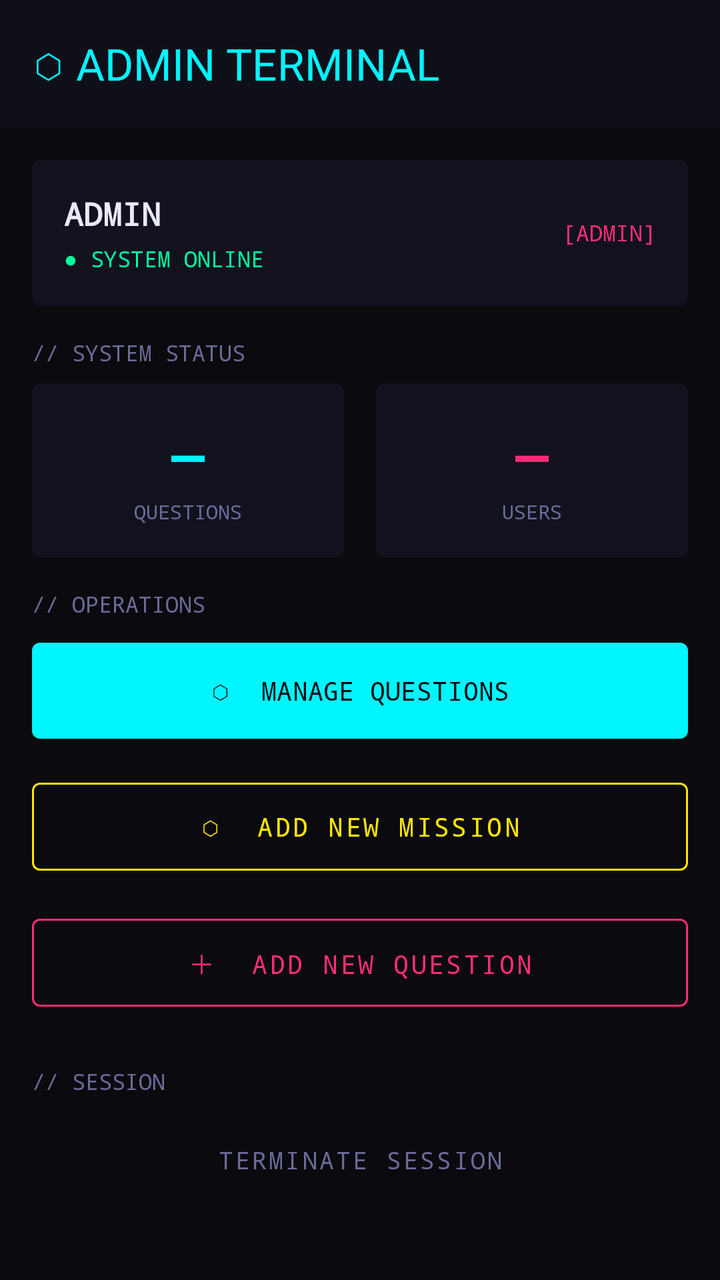
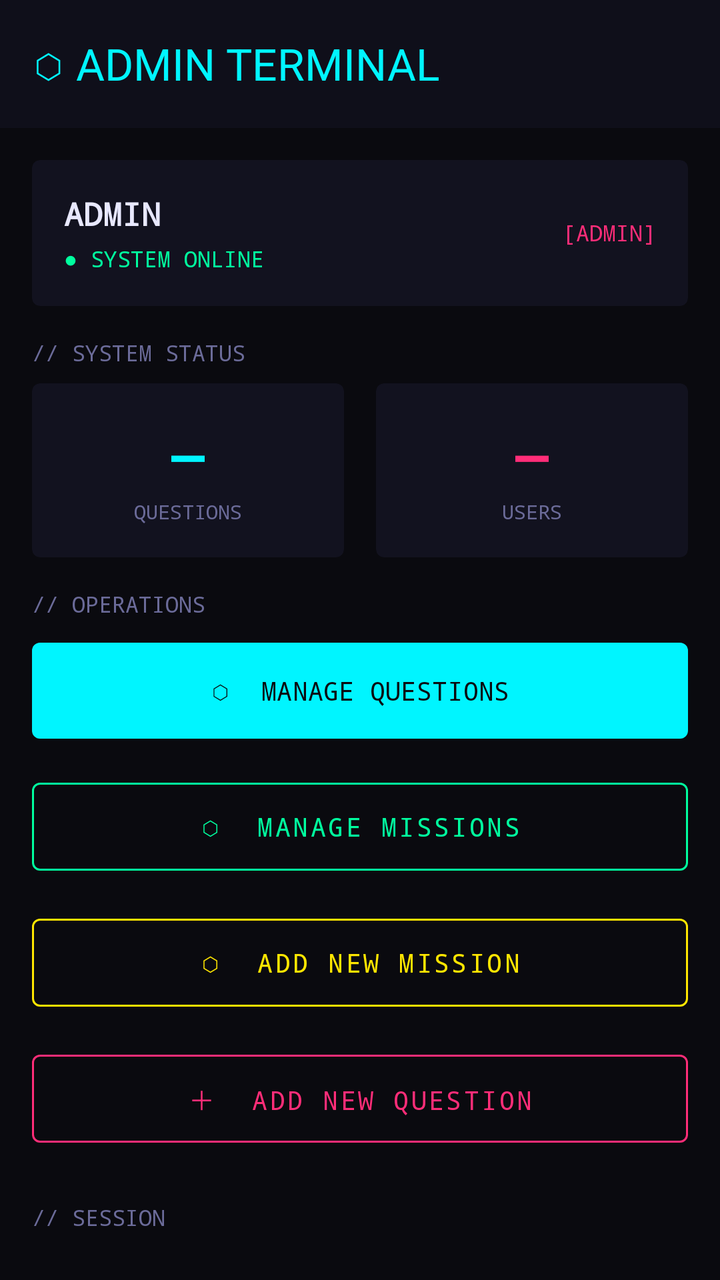

Before-and-after screenshots of an Android layout around one commit, followed by the original layout XML and the change that was made.
<!-- AndroidManifest.xml: activity theme Theme.ServerMasterNCII -->
<!-- res/layout/activity_admin_dashboard.xml -->
<?xml version="1.0" encoding="utf-8"?>
<androidx.coordinatorlayout.widget.CoordinatorLayout
    xmlns:android="http://schemas.android.com/apk/res/android"
    xmlns:app="http://schemas.android.com/apk/res-auto"
    android:layout_width="match_parent"
    android:layout_height="match_parent"
    android:background="#0A0A0F">

    
    <com.google.android.material.appbar.AppBarLayout
        android:layout_width="match_parent"
        android:layout_height="wrap_content"
        android:background="#0F0F1A"
        app:elevation="0dp">

        <com.google.android.material.appbar.MaterialToolbar
            android:id="@+id/toolbar"
            android:layout_width="match_parent"
            android:layout_height="?attr/actionBarSize"
            android:background="#0F0F1A"
            app:title="⬡ ADMIN TERMINAL"
            app:titleTextColor="#00F5FF"/>

    </com.google.android.material.appbar.AppBarLayout>

    <androidx.core.widget.NestedScrollView
        android:layout_width="match_parent"
        android:layout_height="match_parent"
        app:layout_behavior="@string/appbar_scrolling_view_behavior"
        android:padding="16dp"
        android:clipToPadding="false">

        <LinearLayout
            android:layout_width="match_parent"
            android:layout_height="wrap_content"
            android:orientation="vertical">

            
            <androidx.cardview.widget.CardView
                android:layout_width="match_parent"
                android:layout_height="wrap_content"
                android:layout_marginBottom="16dp"
                app:cardBackgroundColor="#12121F"
                app:cardCornerRadius="4dp"
                app:cardElevation="0dp">

                <LinearLayout
                    android:layout_width="match_parent"
                    android:layout_height="wrap_content"
                    android:orientation="horizontal"
                    android:padding="16dp"
                    android:gravity="center_vertical">

                    <LinearLayout
                        android:layout_width="0dp"
                        android:layout_height="wrap_content"
                        android:layout_weight="1"
                        android:orientation="vertical">

                        <TextView
                            android:id="@+id/tvAdminName"
                            android:layout_width="wrap_content"
                            android:layout_height="wrap_content"
                            android:text="ADMIN"
                            android:textColor="#E8E8FF"
                            android:textSize="16sp"
                            android:fontFamily="monospace"
                            android:textStyle="bold"/>

                        <TextView
                            android:layout_width="wrap_content"
                            android:layout_height="wrap_content"
                            android:text="● SYSTEM ONLINE"
                            android:textColor="#00FF9F"
                            android:textSize="11sp"
                            android:fontFamily="monospace"
                            android:layout_marginTop="4dp"/>

                    </LinearLayout>

                    <TextView
                        android:layout_width="wrap_content"
                        android:layout_height="wrap_content"
                        android:text="[ADMIN]"
                        android:textColor="#FF2D78"
                        android:textSize="11sp"
                        android:fontFamily="monospace"/>

                </LinearLayout>

            </androidx.cardview.widget.CardView>

            
            <TextView
                android:layout_width="wrap_content"
                android:layout_height="wrap_content"
                android:text="// SYSTEM STATUS"
                android:textColor="#6B6B99"
                android:textSize="11sp"
                android:fontFamily="monospace"
                android:layout_marginBottom="8dp"/>

            
            <LinearLayout
                android:layout_width="match_parent"
                android:layout_height="wrap_content"
                android:orientation="horizontal"
                android:layout_marginBottom="16dp">

                
                <androidx.cardview.widget.CardView
                    android:id="@+id/cardQuestions"
                    android:layout_width="0dp"
                    android:layout_height="wrap_content"
                    android:layout_weight="1"
                    android:layout_marginEnd="8dp"
                    app:cardBackgroundColor="#12121F"
                    app:cardCornerRadius="4dp"
                    app:cardElevation="0dp">

                    <LinearLayout
                        android:layout_width="match_parent"
                        android:layout_height="wrap_content"
                        android:orientation="vertical"
                        android:padding="16dp"
                        android:gravity="center">

                        <TextView
                            android:id="@+id/tvTotalQuestions"
                            android:layout_width="wrap_content"
                            android:layout_height="wrap_content"
                            android:text="—"
                            android:textColor="#00F5FF"
                            android:textSize="28sp"
                            android:fontFamily="monospace"
                            android:textStyle="bold"/>

                        <TextView
                            android:layout_width="wrap_content"
                            android:layout_height="wrap_content"
                            android:text="QUESTIONS"
                            android:textColor="#6B6B99"
                            android:textSize="10sp"
                            android:fontFamily="monospace"
                            android:layout_marginTop="4dp"/>

                    </LinearLayout>

                </androidx.cardview.widget.CardView>

                
                <androidx.cardview.widget.CardView
                    android:id="@+id/cardUsers"
                    android:layout_width="0dp"
                    android:layout_height="wrap_content"
                    android:layout_weight="1"
                    android:layout_marginStart="8dp"
                    app:cardBackgroundColor="#12121F"
                    app:cardCornerRadius="4dp"
                    app:cardElevation="0dp">

                    <LinearLayout
                        android:layout_width="match_parent"
                        android:layout_height="wrap_content"
                        android:orientation="vertical"
                        android:padding="16dp"
                        android:gravity="center">

                        <TextView
                            android:id="@+id/tvTotalUsers"
                            android:layout_width="wrap_content"
                            android:layout_height="wrap_content"
                            android:text="—"
                            android:textColor="#FF2D78"
                            android:textSize="28sp"
                            android:fontFamily="monospace"
                            android:textStyle="bold"/>

                        <TextView
                            android:layout_width="wrap_content"
                            android:layout_height="wrap_content"
                            android:text="USERS"
                            android:textColor="#6B6B99"
                            android:textSize="10sp"
                            android:fontFamily="monospace"
                            android:layout_marginTop="4dp"/>

                    </LinearLayout>

                </androidx.cardview.widget.CardView>

            </LinearLayout>

            
            <TextView
                android:layout_width="wrap_content"
                android:layout_height="wrap_content"
                android:text="// OPERATIONS"
                android:textColor="#6B6B99"
                android:textSize="11sp"
                android:fontFamily="monospace"
                android:layout_marginBottom="8dp"/>

            
            <com.google.android.material.button.MaterialButton
                android:id="@+id/btnManageQuestions"
                android:layout_width="match_parent"
                android:layout_height="56dp"
                android:layout_marginBottom="12dp"
                android:text="⬡  MANAGE QUESTIONS"
                android:fontFamily="monospace"
                android:textColor="#0A0A0F"
                android:textSize="13sp"
                app:backgroundTint="#00F5FF"
                app:cornerRadius="4dp"/>

            
            <com.google.android.material.button.MaterialButton
                android:id="@+id/btnAddMission"
                android:layout_width="match_parent"
                android:layout_height="56dp"
                android:layout_marginBottom="12dp"
                android:text="⬡  ADD NEW MISSION"
                android:fontFamily="monospace"
                android:textColor="#FFE600"
                android:textSize="13sp"
                style="@style/Widget.MaterialComponents.Button.OutlinedButton"
                app:strokeColor="#FFE600"
                app:strokeWidth="1dp"
                app:cornerRadius="4dp"/>

            
            <com.google.android.material.button.MaterialButton
                android:id="@+id/btnAddQuestion"
                android:layout_width="match_parent"
                android:layout_height="56dp"
                android:layout_marginBottom="24dp"
                android:text="＋  ADD NEW QUESTION"
                android:fontFamily="monospace"
                android:textColor="#FF2D78"
                android:textSize="13sp"
                style="@style/Widget.MaterialComponents.Button.OutlinedButton"
                app:strokeColor="#FF2D78"
                app:strokeWidth="1dp"
                app:cornerRadius="4dp"/>



            
            <TextView
                android:layout_width="wrap_content"
                android:layout_height="wrap_content"
                android:text="// SESSION"
                android:textColor="#6B6B99"
                android:textSize="11sp"
                android:fontFamily="monospace"
                android:layout_marginBottom="8dp"/>

            
            <com.google.android.material.button.MaterialButton
                android:id="@+id/btnSignOut"
                android:layout_width="match_parent"
                android:layout_height="48dp"
                android:layout_marginBottom="24dp"
                android:text="TERMINATE SESSION"
                android:fontFamily="monospace"
                android:textColor="#6B6B99"
                android:textSize="12sp"
                style="@style/Widget.MaterialComponents.Button.TextButton"
                app:cornerRadius="4dp"/>

        </LinearLayout>

    </androidx.core.widget.NestedScrollView>

    
    <FrameLayout
        android:id="@+id/loadingOverlay"
        android:layout_width="match_parent"
        android:layout_height="match_parent"
        android:background="#80000000"
        android:visibility="gone"
        android:clickable="true">

        <ProgressBar
            android:id="@+id/progressBar"
            android:layout_width="wrap_content"
            android:layout_height="wrap_content"
            android:layout_gravity="center"
            android:indeterminateTint="#00F5FF"/>

    </FrameLayout>

</androidx.coordinatorlayout.widget.CoordinatorLayout>
<!-- resources referenced by this layout -->
<resources>
  <style name="Theme.ServerMasterNCII" parent="Theme.ServerMasterNCII.CyberDark" />
  <style name="Theme.ServerMasterNCII.CyberDark" parent="Theme.Material3.DayNight.NoActionBar">
          <item name="colorPrimary">@color/cyber_neon_green</item>
          <item name="colorOnPrimary">@color/cyber_bg_primary</item>
          <item name="colorPrimaryContainer">@color/cyber_neon_green_dim</item>
          <item name="colorOnPrimaryContainer">@color/cyber_neon_green</item>
          <item name="android:colorBackground">@color/cyber_bg_deepest</item>
          <item name="colorSurface">@color/cyber_bg_surface</item>
          <item name="colorOnSurface">@color/cyber_text_primary</item>
          <item name="colorSurfaceVariant">@color/cyber_bg_card</item>
          <item name="colorOnSurfaceVariant">@color/cyber_text_secondary</item>
          <item name="android:windowDrawsSystemBarBackgrounds">true</item>
          <item name="android:navigationBarColor">@color/cyber_bg_deepest</item>
          <item name="android:statusBarColor">@color/cyber_bg_deepest</item>
          <item name="android:windowLightStatusBar">false</item>
          <item name="android:windowLightNavigationBar">false</item>
      </style>
  <color name="cyber_neon_green">#FF3DFF8F</color>
  <color name="cyber_bg_primary">#FF0A0A1A</color>
  <color name="cyber_neon_green_dim">#1A3DFF8F</color>
  <color name="cyber_bg_deepest">#FF0B0E11</color>
  <color name="cyber_bg_surface">#FF1A1A2E</color>
  <color name="cyber_text_primary">#FFEAEAEA</color>
  <color name="cyber_bg_card">#FF16213E</color>
  <color name="cyber_text_secondary">#FF667788</color>
</resources>

<!-- the commit's change to res/layout/activity_admin_dashboard.xml (unified diff, before → after) -->
@@ -216,6 +216,21 @@
 
             
             <com.google.android.material.button.MaterialButton
+                android:id="@+id/btnManageMissions"
+                android:layout_width="match_parent"
+                android:layout_height="56dp"
+                android:layout_marginBottom="12dp"
+                android:text="⬡  MANAGE MISSIONS"
+                android:fontFamily="monospace"
+                android:textColor="#00FF9F"
+                android:textSize="13sp"
+                style="@style/Widget.MaterialComponents.Button.OutlinedButton"
+                app:strokeColor="#00FF9F"
+                app:strokeWidth="1dp"
+                app:cornerRadius="4dp"/>
+
+            
+            <com.google.android.material.button.MaterialButton
                 android:id="@+id/btnAddMission"
                 android:layout_width="match_parent"
                 android:layout_height="56dp"
@@ -243,8 +258,6 @@
                 app:strokeColor="#FF2D78"
                 app:strokeWidth="1dp"
                 app:cornerRadius="4dp"/>
-
-
 
             
             <TextView
